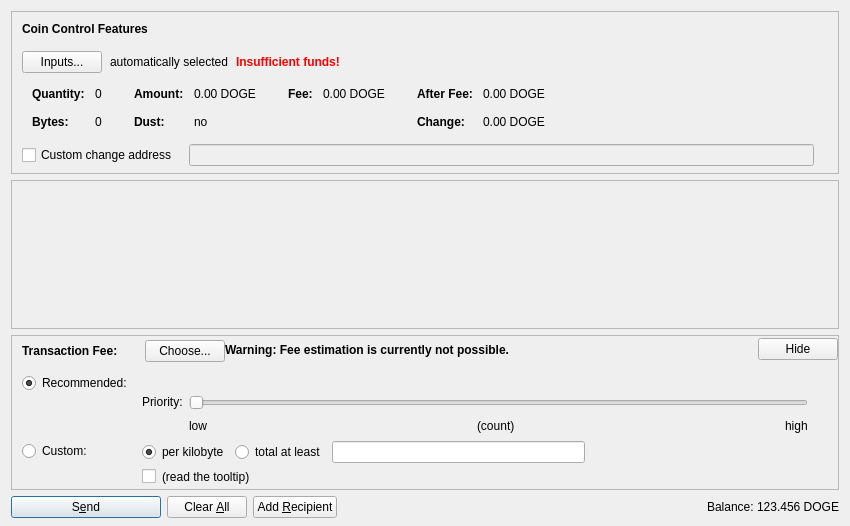
Above: src/qt/forms/sendcoinsdialog.ui from termucoin/dogecoin before the change. Below: the same form after it.
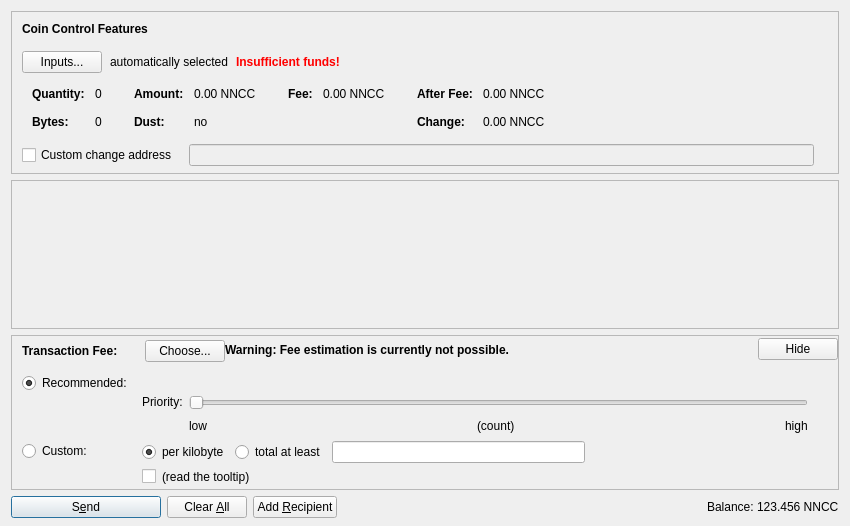
That is the form after the change. Icons and pictures are not drawn. Custom widgets are drawn as their Qt base class.

Patch:
```diff
--- a/src/qt/forms/sendcoinsdialog.ui
+++ b/src/qt/forms/sendcoinsdialog.ui
@@ -324,7 +324,7 @@
                   <enum>Qt::ActionsContextMenu</enum>
                  </property>
                  <property name="text">
-                  <string notr="true">0.00 DOGE</string>
+                  <string notr="true">0.00 NNCC</string>
                  </property>
                  <property name="textInteractionFlags">
                   <set>Qt::LinksAccessibleByMouse|Qt::TextSelectableByKeyboard|Qt::TextSelectableByMouse</set>
@@ -404,7 +404,7 @@
                   <enum>Qt::ActionsContextMenu</enum>
                  </property>
                  <property name="text">
-                  <string notr="true">0.00 DOGE</string>
+                  <string notr="true">0.00 NNCC</string>
                  </property>
                  <property name="textInteractionFlags">
                   <set>Qt::LinksAccessibleByMouse|Qt::TextSelectableByKeyboard|Qt::TextSelectableByMouse</set>
@@ -455,7 +455,7 @@
                   <enum>Qt::ActionsContextMenu</enum>
                  </property>
                  <property name="text">
-                  <string notr="true">0.00 DOGE</string>
+                  <string notr="true">0.00 NNCC</string>
                  </property>
                  <property name="textInteractionFlags">
                   <set>Qt::LinksAccessibleByMouse|Qt::TextSelectableByKeyboard|Qt::TextSelectableByMouse</set>
@@ -484,7 +484,7 @@
                   <enum>Qt::ActionsContextMenu</enum>
                  </property>
                  <property name="text">
-                  <string notr="true">0.00 DOGE</string>
+                  <string notr="true">0.00 NNCC</string>
                  </property>
                  <property name="textInteractionFlags">
                   <set>Qt::LinksAccessibleByMouse|Qt::TextSelectableByKeyboard|Qt::TextSelectableByMouse</set>
@@ -1303,7 +1303,7 @@
           <cursorShape>IBeamCursor</cursorShape>
          </property>
          <property name="text">
-          <string notr="true">123.456 DOGE</string>
+          <string notr="true">123.456 NNCC</string>
          </property>
          <property name="textInteractionFlags">
           <set>Qt::LinksAccessibleByMouse|Qt::TextSelectableByKeyboard|Qt::TextSelectableByMouse</set>
```
